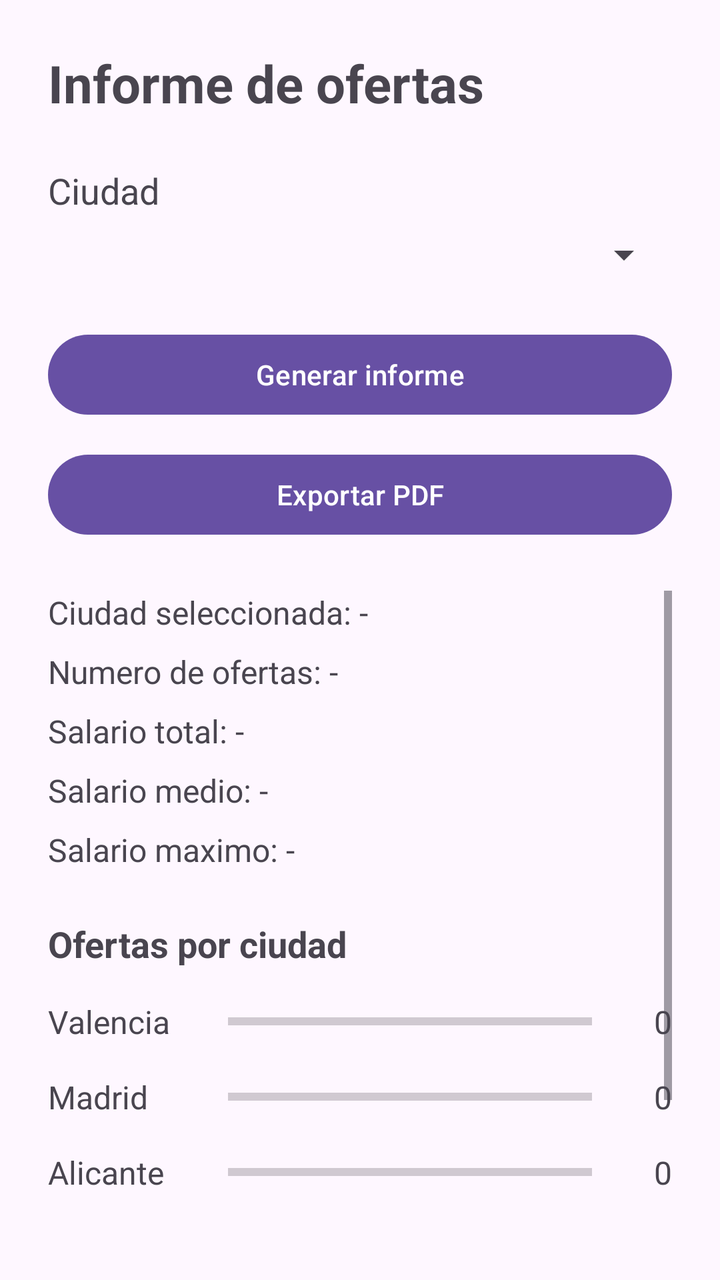
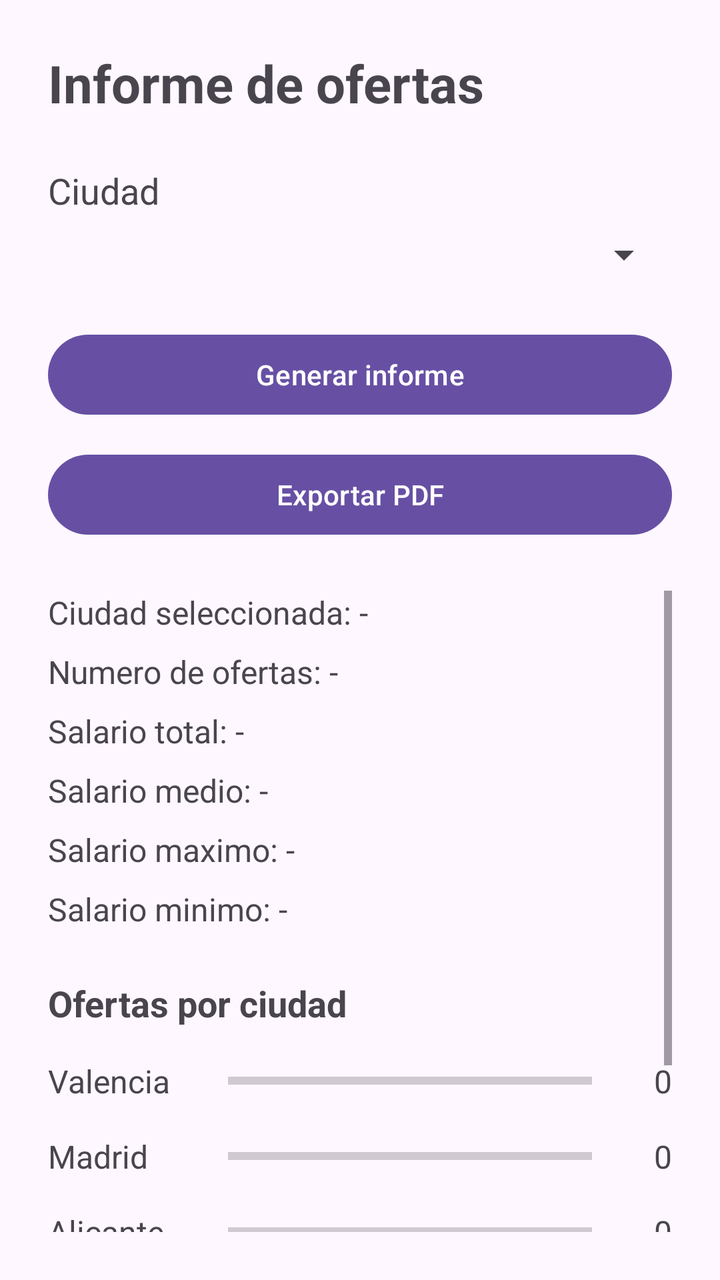

The first picture is an Android layout as it rendered before a commit; the second is the same layout after the commit. The layout source and the unified diff follow.
<!-- AndroidManifest.xml: application theme Theme.RA5GenerarInformes -->
<!-- res/layout/activity_main.xml -->
<?xml version="1.0" encoding="utf-8"?>
<LinearLayout xmlns:android="http://schemas.android.com/apk/res/android"
    xmlns:tools="http://schemas.android.com/tools"
    android:id="@+id/main"
    android:layout_width="match_parent"
    android:layout_height="match_parent"
    android:orientation="vertical"
    android:padding="24dp"
    tools:context=".MainActivity">

    <TextView
        android:id="@+id/textoTitulo"
        android:layout_width="match_parent"
        android:layout_height="wrap_content"
        android:text="Informe de ofertas"
        android:textSize="26sp"
        android:textStyle="bold" />

    <TextView
        android:id="@+id/textoCiudad"
        android:layout_width="match_parent"
        android:layout_height="wrap_content"
        android:layout_marginTop="24dp"
        android:text="Ciudad"
        android:textSize="18sp" />

    <Spinner
        android:id="@+id/spinnerCiudad"
        android:layout_width="match_parent"
        android:layout_height="wrap_content"
        android:layout_marginTop="8dp" />

    <Button
        android:id="@+id/botonGenerarInforme"
        android:layout_width="match_parent"
        android:layout_height="wrap_content"
        android:layout_marginTop="24dp"
        android:text="Generar informe" />

    <Button
        android:id="@+id/botonExportarPdf"
        android:layout_width="match_parent"
        android:layout_height="wrap_content"
        android:layout_marginTop="12dp"
        android:text="Exportar PDF" />

    <ScrollView
        android:layout_width="match_parent"
        android:layout_height="0dp"
        android:layout_marginTop="24dp"
        android:layout_weight="1">

        <LinearLayout
            android:id="@+id/contenedorInforme"
            android:layout_width="match_parent"
            android:layout_height="wrap_content"
            android:orientation="vertical">

            <TextView
                android:id="@+id/textoCiudadSeleccionada"
                android:layout_width="match_parent"
                android:layout_height="wrap_content"
                android:text="Ciudad seleccionada: -"
                android:textSize="16sp" />

            <TextView
                android:id="@+id/textoNumeroOfertas"
                android:layout_width="match_parent"
                android:layout_height="wrap_content"
                android:layout_marginTop="8dp"
                android:text="Numero de ofertas: -"
                android:textSize="16sp" />

            <TextView
                android:id="@+id/textoSalarioTotal"
                android:layout_width="match_parent"
                android:layout_height="wrap_content"
                android:layout_marginTop="8dp"
                android:text="Salario total: -"
                android:textSize="16sp" />

            <TextView
                android:id="@+id/textoSalarioMedio"
                android:layout_width="match_parent"
                android:layout_height="wrap_content"
                android:layout_marginTop="8dp"
                android:text="Salario medio: -"
                android:textSize="16sp" />

            <TextView
                android:id="@+id/textoSalarioMaximo"
                android:layout_width="match_parent"
                android:layout_height="wrap_content"
                android:layout_marginTop="8dp"
                android:text="Salario maximo: -"
                android:textSize="16sp" />

            <TextView
                android:id="@+id/textoTituloGrafico"
                android:layout_width="match_parent"
                android:layout_height="wrap_content"
                android:layout_marginTop="24dp"
                android:text="Ofertas por ciudad"
                android:textSize="18sp"
                android:textStyle="bold" />

            <LinearLayout
                android:layout_width="match_parent"
                android:layout_height="wrap_content"
                android:layout_marginTop="8dp"
                android:orientation="vertical">

                <LinearLayout
                    android:layout_width="match_parent"
                    android:layout_height="wrap_content"
                    android:gravity="center_vertical"
                    android:orientation="horizontal"
                    android:paddingTop="8dp"
                    android:paddingBottom="8dp">

                    <TextView
                        android:layout_width="90dp"
                        android:layout_height="wrap_content"
                        android:text="Valencia"
                        android:textSize="16sp" />

                    <ProgressBar
                        android:id="@+id/barraValencia"
                        style="?android:attr/progressBarStyleHorizontal"
                        android:layout_width="0dp"
                        android:layout_height="20dp"
                        android:layout_weight="1"
                        android:indeterminate="false"
                        android:max="1"
                        android:progress="0" />

                    <TextView
                        android:id="@+id/textoCantidadValencia"
                        android:layout_width="40dp"
                        android:layout_height="wrap_content"
                        android:gravity="end"
                        android:text="0"
                        android:textSize="16sp" />
                </LinearLayout>

                <LinearLayout
                    android:layout_width="match_parent"
                    android:layout_height="wrap_content"
                    android:gravity="center_vertical"
                    android:orientation="horizontal"
                    android:paddingTop="8dp"
                    android:paddingBottom="8dp">

                    <TextView
                        android:layout_width="90dp"
                        android:layout_height="wrap_content"
                        android:text="Madrid"
                        android:textSize="16sp" />

                    <ProgressBar
                        android:id="@+id/barraMadrid"
                        style="?android:attr/progressBarStyleHorizontal"
                        android:layout_width="0dp"
                        android:layout_height="20dp"
                        android:layout_weight="1"
                        android:indeterminate="false"
                        android:max="1"
                        android:progress="0" />

                    <TextView
                        android:id="@+id/textoCantidadMadrid"
                        android:layout_width="40dp"
                        android:layout_height="wrap_content"
                        android:gravity="end"
                        android:text="0"
                        android:textSize="16sp" />
                </LinearLayout>

                <LinearLayout
                    android:layout_width="match_parent"
                    android:layout_height="wrap_content"
                    android:gravity="center_vertical"
                    android:orientation="horizontal"
                    android:paddingTop="8dp"
                    android:paddingBottom="8dp">

                    <TextView
                        android:layout_width="90dp"
                        android:layout_height="wrap_content"
                        android:text="Alicante"
                        android:textSize="16sp" />

                    <ProgressBar
                        android:id="@+id/barraAlicante"
                        style="?android:attr/progressBarStyleHorizontal"
                        android:layout_width="0dp"
                        android:layout_height="20dp"
                        android:layout_weight="1"
                        android:indeterminate="false"
                        android:max="1"
                        android:progress="0" />

                    <TextView
                        android:id="@+id/textoCantidadAlicante"
                        android:layout_width="40dp"
                        android:layout_height="wrap_content"
                        android:gravity="end"
                        android:text="0"
                        android:textSize="16sp" />
                </LinearLayout>
                <LinearLayout
                    android:layout_width="match_parent"
                    android:layout_height="wrap_content"
                    android:gravity="center_vertical"
                    android:orientation="horizontal"
                    android:paddingTop="8dp"
                    android:paddingBottom="8dp">

                    <TextView
                        android:layout_width="90dp"
                        android:layout_height="wrap_content"
                        android:text="@string/barcelona"
                        android:textSize="16sp" />

                    <ProgressBar
                        android:id="@+id/barraBarcelona"
                        style="?android:attr/progressBarStyleHorizontal"
                        android:layout_width="0dp"
                        android:layout_height="20dp"
                        android:layout_weight="1"
                        android:indeterminate="false"
                        android:max="1"
                        android:progress="0" />

                    <TextView
                        android:id="@+id/textoCantidadBarcelona"
                        android:layout_width="40dp"
                        android:layout_height="wrap_content"
                        android:gravity="end"
                        android:text="@string/_0"
                        android:textSize="16sp" />
                </LinearLayout>
            </LinearLayout>

            <TextView
                android:id="@+id/textoTituloListado"
                android:layout_width="match_parent"
                android:layout_height="wrap_content"
                android:layout_marginTop="24dp"
                android:text="Ofertas"
                android:textSize="18sp"
                android:textStyle="bold" />

            <LinearLayout
                android:id="@+id/contenedorOfertas"
                android:layout_width="match_parent"
                android:layout_height="wrap_content"
                android:layout_marginTop="8dp"
                android:orientation="vertical" />

        </LinearLayout>
    </ScrollView>
</LinearLayout>
<!-- resources referenced by this layout -->
<resources>
  <string name="_0">0</string>
  <string name="barcelona">Barcelona</string>
  <style name="Theme.RA5GenerarInformes" parent="Base.Theme.RA5GenerarInformes" />
  <style name="Base.Theme.RA5GenerarInformes" parent="Theme.Material3.DayNight.NoActionBar">
          
          
      </style>
</resources>

<!-- the commit's change to res/layout/activity_main.xml (unified diff, before → after) -->
@@ -96,6 +96,14 @@
                 android:textSize="16sp" />
 
             <TextView
+                android:id="@+id/textoSalarioMinimo"
+                android:layout_width="match_parent"
+                android:layout_height="wrap_content"
+                android:layout_marginTop="8dp"
+                android:text="@string/salario_minimo"
+                android:textSize="16sp" />
+
+            <TextView
                 android:id="@+id/textoTituloGrafico"
                 android:layout_width="match_parent"
                 android:layout_height="wrap_content"
<!-- resource entries referenced after the edit -->
@@ -2,6 +2,7 @@
 <resources>
   <string name="_0">0</string>
   <string name="barcelona">Barcelona</string>
+  <string name="salario_minimo">Salario minimo: -</string>
   <style name="Theme.RA5GenerarInformes" parent="Base.Theme.RA5GenerarInformes" />
   <style name="Base.Theme.RA5GenerarInformes" parent="Theme.Material3.DayNight.NoActionBar">
           
